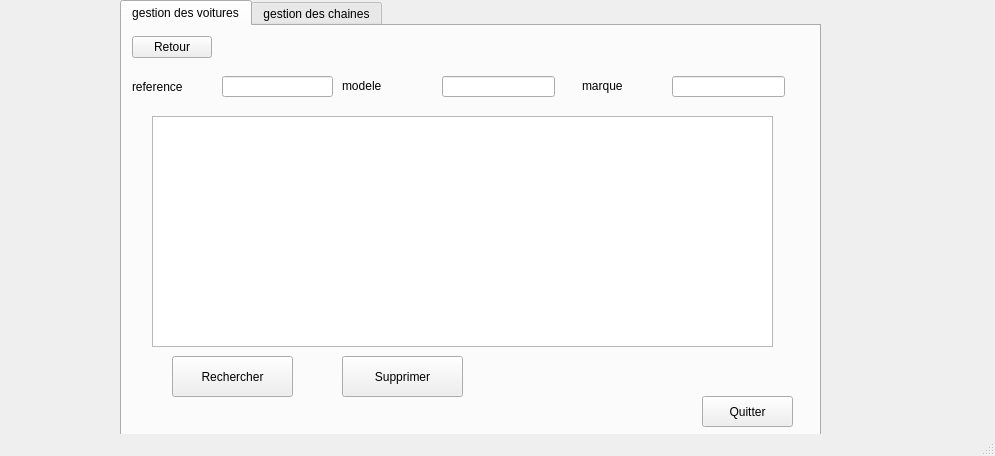
Before: the Qt Designer form projett/mainwindow.ui in eyawartateni/Smart_Factory_2A4, drawn with Qt 5.
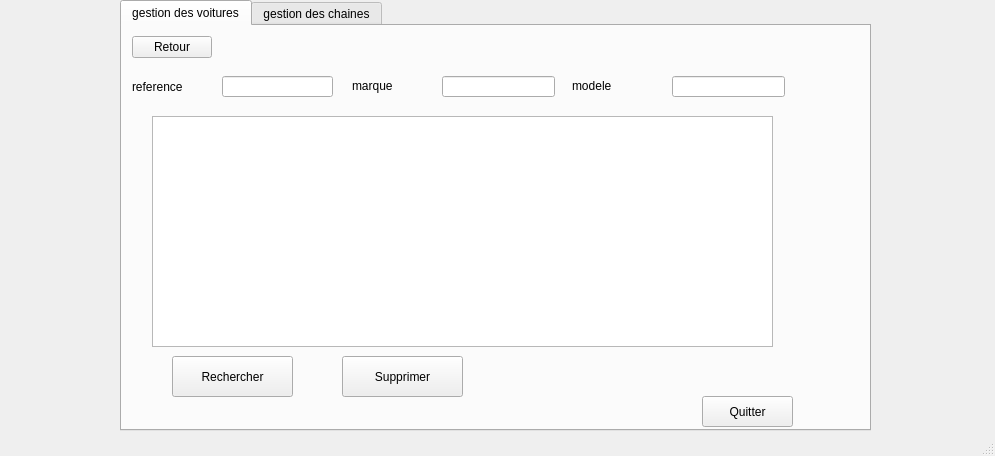
After: the same form once the commit is applied. The open tabs and pages were chosen to show the change. Icons and pictures are not drawn.

```diff
--- a/projett/mainwindow.ui
+++ b/projett/mainwindow.ui
@@ -19,8 +19,8 @@
      <rect>
       <x>120</x>
       <y>0</y>
-      <width>701</width>
-      <height>441</height>
+      <width>751</width>
+      <height>431</height>
      </rect>
     </property>
     <property name="styleSheet">
@@ -372,7 +372,7 @@
        <widget class="QLineEdit" name="lineEdit_modelee">
         <property name="geometry">
          <rect>
-          <x>340</x>
+          <x>570</x>
           <y>50</y>
           <width>113</width>
           <height>21</height>
@@ -382,7 +382,7 @@
        <widget class="QLineEdit" name="lineEdit_marquee">
         <property name="geometry">
          <rect>
-          <x>570</x>
+          <x>340</x>
           <y>50</y>
           <width>113</width>
           <height>21</height>
@@ -405,7 +405,7 @@
        <widget class="QLabel" name="modele_2">
         <property name="geometry">
          <rect>
-          <x>240</x>
+          <x>470</x>
           <y>50</y>
           <width>91</width>
           <height>20</height>
@@ -418,7 +418,7 @@
        <widget class="QLabel" name="marque_2">
         <property name="geometry">
          <rect>
-          <x>480</x>
+          <x>250</x>
           <y>50</y>
           <width>81</width>
           <height>20</height>
```
Left out of the diff: 18 changed lines with no effect on the pictures.
